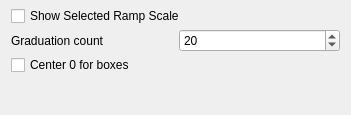
open-scan-crew/OpenScanTools, file src/gui/forms/toolbar_render_ramp_group.ui: the form before one commit.
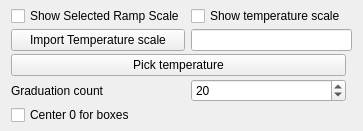
The form after the commit.

Commit message: Add temperature scale UI and picking

```diff
--- a/src/gui/forms/toolbar_render_ramp_group.ui
+++ b/src/gui/forms/toolbar_render_ramp_group.ui
@@ -23,7 +23,7 @@
    <property name="verticalSpacing">
     <number>3</number>
    </property>
-   <item row="4" column="0">
+   <item row="5" column="0">
     <spacer name="verticalSpacer">
      <property name="orientation">
       <enum>Qt::Vertical</enum>
@@ -36,21 +36,49 @@
      </property>
     </spacer>
    </item>
-   <item row="2" column="0">
+   <item row="3" column="0">
     <widget class="QLabel" name="label">
      <property name="text">
       <string>Graduation count</string>
      </property>
     </widget>
    </item>
-   <item row="0" column="0" colspan="2">
+   <item row="0" column="0">
     <widget class="QCheckBox" name="checkBox_showScale">
      <property name="text">
       <string>Show Selected Ramp Scale</string>
      </property>
     </widget>
    </item>
-   <item row="2" column="1">
+   <item row="0" column="1">
+    <widget class="QCheckBox" name="checkBox_showTemperatureScale">
+     <property name="text">
+      <string>Show temperature scale</string>
+     </property>
+    </widget>
+   </item>
+   <item row="1" column="0">
+    <widget class="QPushButton" name="importTempScaleButton">
+     <property name="text">
+      <string>Import Temperature scale</string>
+     </property>
+    </widget>
+   </item>
+   <item row="1" column="1" colspan="2">
+    <widget class="QLineEdit" name="lineEdit_temperatureScale">
+     <property name="readOnly">
+      <bool>true</bool>
+     </property>
+    </widget>
+   </item>
+   <item row="2" column="0" colspan="2">
+    <widget class="QPushButton" name="pushButton_pickTemperature">
+     <property name="text">
+      <string>Pick temperature</string>
+     </property>
+    </widget>
+   </item>
+   <item row="3" column="1">
     <widget class="QSpinBox" name="spinBox_graduation">
      <property name="maximum">
       <number>50</number>
@@ -60,7 +88,7 @@
      </property>
     </widget>
    </item>
-   <item row="3" column="0" colspan="2">
+   <item row="4" column="0" colspan="2">
     <widget class="QCheckBox" name="checkBox_centerBoxScale">
      <property name="text">
       <string>Center 0 for boxes</string>
```
The commit also changes 33 other files.
